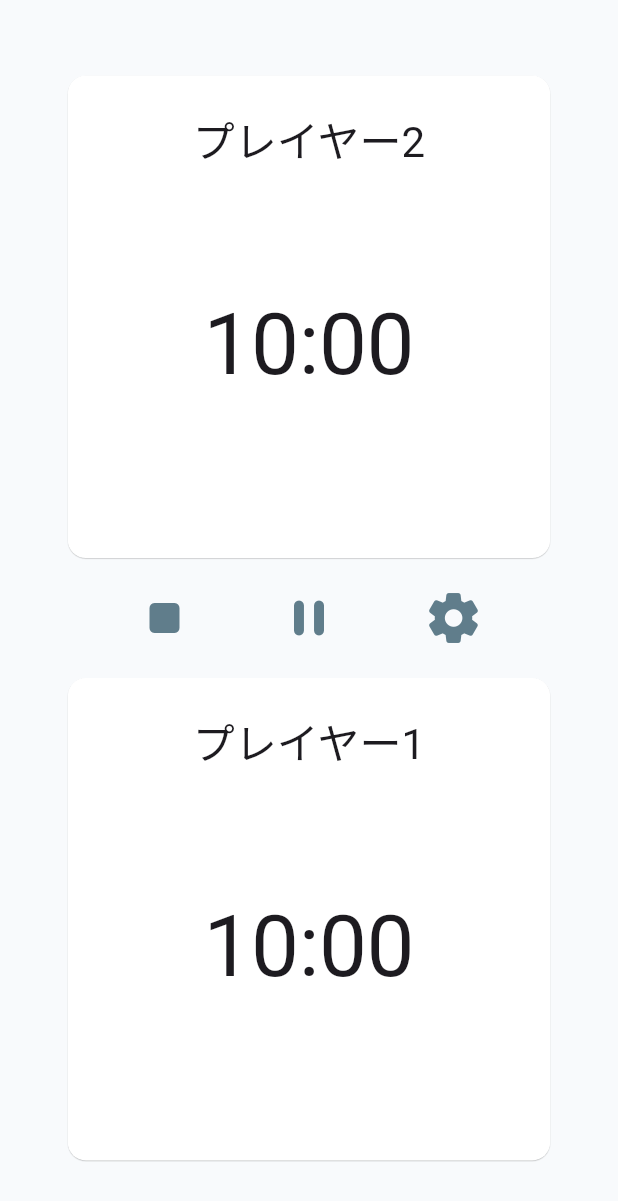
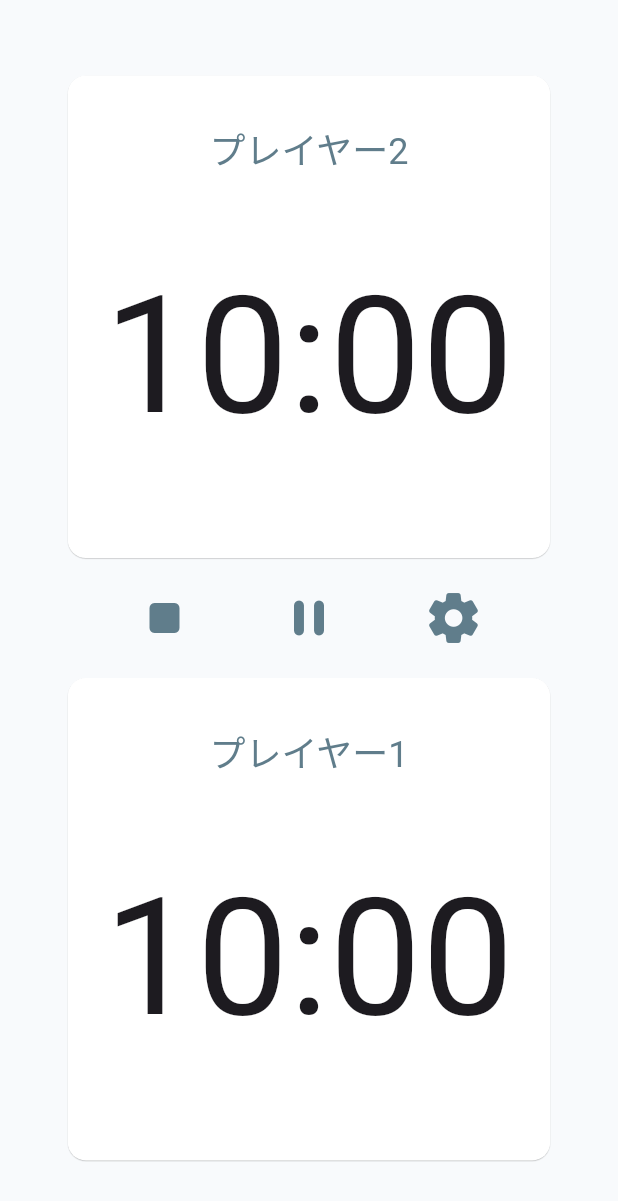
Before and after one commit to tooooofu24/battle_timer, a Flutter app: the screen it shows after launch, on a phone screen of 412 x 824 dp. Shown: the top 1201 px of the screen. Run offline on Flutter 3.47's test engine with Material 3 defaults, Android fonts, the phone set to English and light mode, and no system bars; our stand-ins replace flutter_hooks, flutter_riverpod, freezed_annotation; missing offline and left inert: auto_size_text_field.

Commit message:
add: 表示を整える

```diff
--- a/lib/features/play/components/play_card.dart
+++ b/lib/features/play/components/play_card.dart
@@ -22,15 +22,28 @@ class PlayCard extends StatelessWidget {
             padding: const EdgeInsets.all(24),
             child: Column(
               children: [
-                Text(
-                  playerName,
-                  style: Theme.of(context).textTheme.headlineMedium,
+                SizedBox(
+                  height: 52,
+                  child: FittedBox(
+                    fit: BoxFit.scaleDown,
+                    child: Text(
+                      playerName,
+                      textAlign: TextAlign.center,
+                      style:
+                          Theme.of(context).textTheme.headlineSmall?.copyWith(
+                                color: Colors.blueGrey,
+                              ),
+                    ),
+                  ),
                 ),
                 Expanded(
                   child: Center(
-                    child: Text(
-                      time,
-                      style: Theme.of(context).textTheme.displayLarge,
+                    child: FittedBox(
+                      fit: BoxFit.scaleDown,
+                      child: Text(
+                        time,
+                        style: TextStyle(fontSize: 112),
+                      ),
                     ),
                   ),
                 ),
--- a/lib/features/setting/components/player_name_field.dart
+++ b/lib/features/setting/components/player_name_field.dart
@@ -37,8 +37,7 @@ class _PlayerNameFieldState extends State<PlayerNameField> {
       onChanged: widget.onChanged,
       style: Theme.of(context).textTheme.headlineMedium,
       textAlign: TextAlign.center,
-      minLines: 1,
-      maxLines: 2,
+      maxLines: 1,
     );
   }
 }
```
